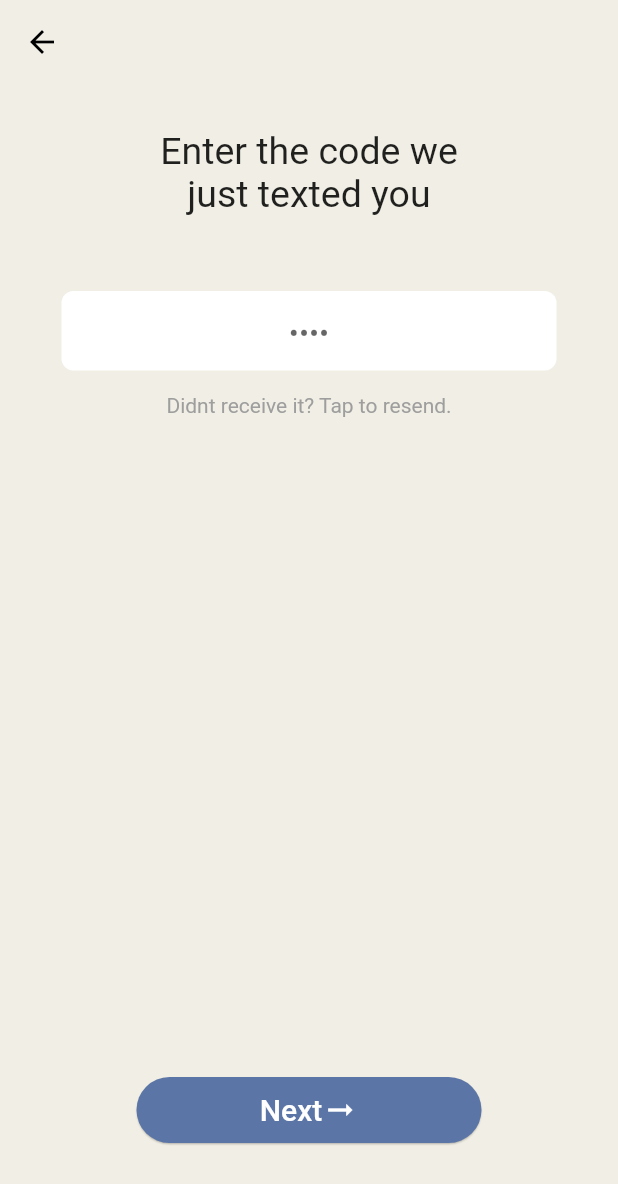
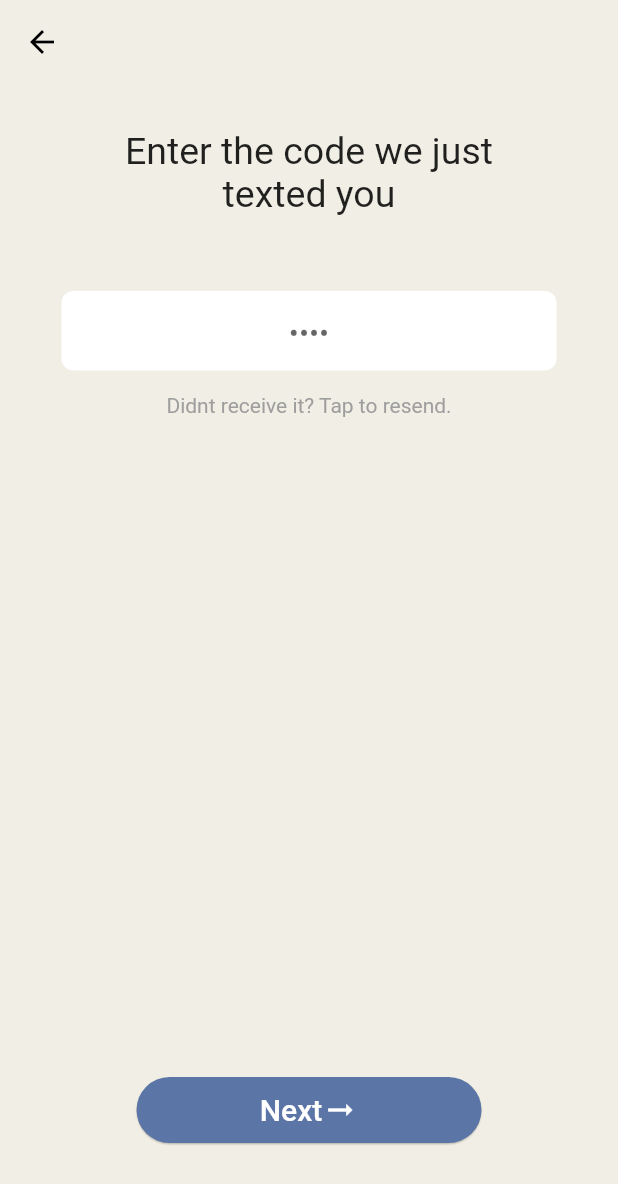
Before and after one commit to perpetio/clubhouse, a Flutter app: the SmsScreen screen opened by its route, on a phone screen of 412 x 824 dp. Shown: the top 1184 px of the screen. Run offline on Flutter 3.47's test engine with Material 2 defaults, Android fonts, the phone set to English and light mode, and no system bars; our stand-ins replace cloud_firestore, country_code_picker, firebase_auth, permission_handler, pull_to_refresh; missing offline and left inert: agora_rtc_engine; accounts and stored records are empty.

```diff
--- a/lib/screens/sms/sms_screen.dart
+++ b/lib/screens/sms/sms_screen.dart
@@ -36,7 +36,7 @@ class _SmsScreenState extends State<SmsScreen> {
 
   Widget title() {
     return Padding(
-      padding: const EdgeInsets.only(left: 90.0, right: 90.0),
+      padding: const EdgeInsets.only(left: 80.0, right: 80.0),
       child: Text(
         'Enter the code we just texted you',
         style: TextStyle(fontSize: 25),
```
Also changed, not shown: 8 other files.
